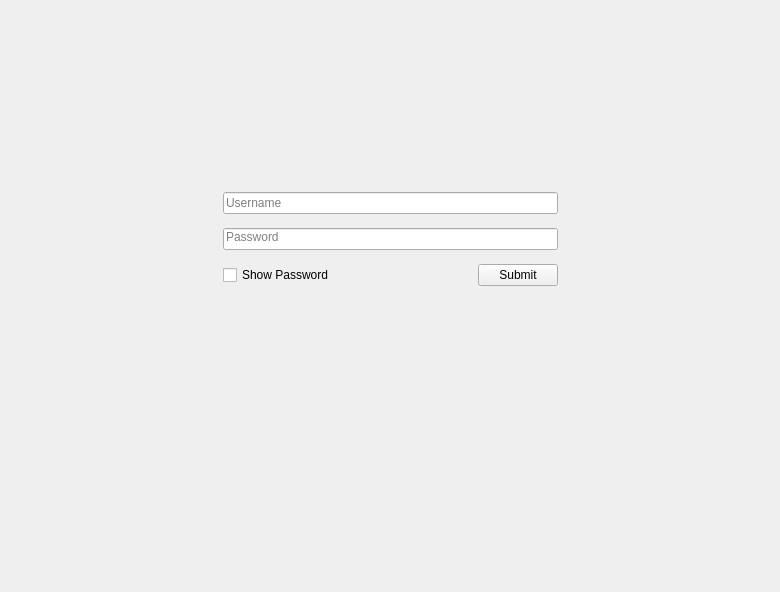
Old version of the form mainwindow.ui in the repository Chuks8888/PasswordManager.
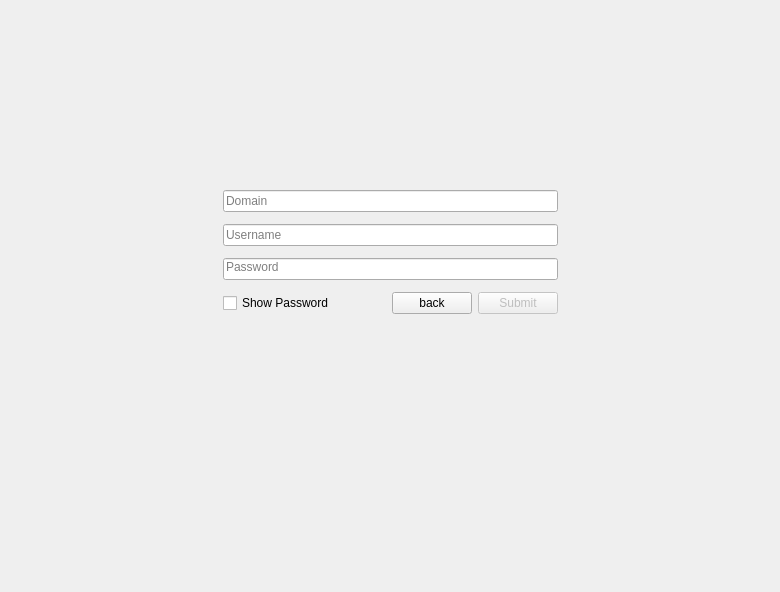
New version of the form. The open tabs and pages were chosen to show the change.

```diff
--- a/mainwindow.ui
+++ b/mainwindow.ui
@@ -246,7 +246,7 @@
         <x>0</x>
         <y>184</y>
         <width>781</width>
-        <height>111</height>
+        <height>140</height>
        </rect>
       </property>
       <layout class="QHBoxLayout" name="horizontalLayout_4" stretch="2,3,2">
@@ -264,7 +264,23 @@
         </spacer>
        </item>
        <item>
-        <layout class="QVBoxLayout" name="verticalLayout_2" stretch="0,1,2">
+        <layout class="QVBoxLayout" name="verticalLayout_2" stretch="0,0,1,2">
+         <item>
+          <widget class="QLineEdit" name="domaininput">
+           <property name="sizeIncrement">
+            <size>
+             <width>0</width>
+             <height>0</height>
+            </size>
+           </property>
+           <property name="echoMode">
+            <enum>QLineEdit::EchoMode::Normal</enum>
+           </property>
+           <property name="placeholderText">
+            <string>Domain</string>
+           </property>
+          </widget>
+         </item>
          <item>
           <widget class="QLineEdit" name="usernameinput">
            <property name="sizeIncrement">
@@ -274,7 +290,7 @@
             </size>
            </property>
            <property name="echoMode">
-            <enum>QLineEdit::EchoMode::NoEcho</enum>
+            <enum>QLineEdit::EchoMode::Normal</enum>
            </property>
            <property name="placeholderText">
             <string>Username</string>
@@ -301,7 +317,7 @@
           </widget>
          </item>
          <item>
-          <layout class="QHBoxLayout" name="horizontalLayout_3" stretch="1,2,1">
+          <layout class="QHBoxLayout" name="horizontalLayout_3" stretch="1,2,0,1">
            <item>
             <widget class="QCheckBox" name="showpass">
              <property name="text">
@@ -322,8 +338,18 @@
              </property>
             </spacer>
            </item>
+           <item>
+            <widget class="QPushButton" name="pushButton">
+             <property name="text">
+              <string>back</string>
+             </property>
+            </widget>
+           </item>
            <item>
             <widget class="QPushButton" name="submitbutton">
+             <property name="enabled">
+              <bool>false</bool>
+             </property>
              <property name="text">
               <string>Submit</string>
              </property>
```
Left out of the diff: 2 changed lines with no effect on the pictures.
